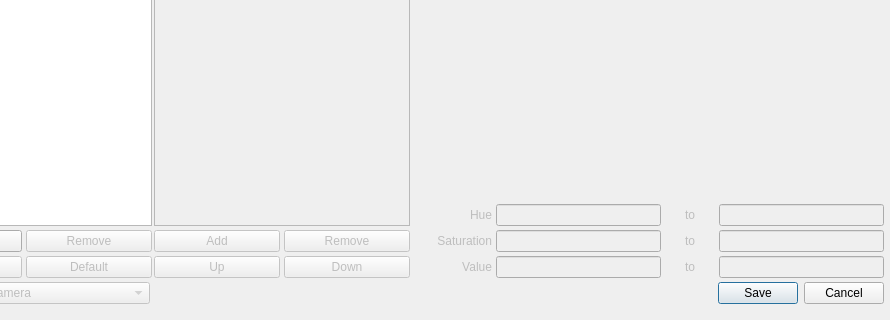
First picture: the form in ui/vision_dialog.ui, repository kipr/computer, before the edit; both pictures show x 110 to 1000 and y 280 to 600 of the 1000 by 600 pixel window.
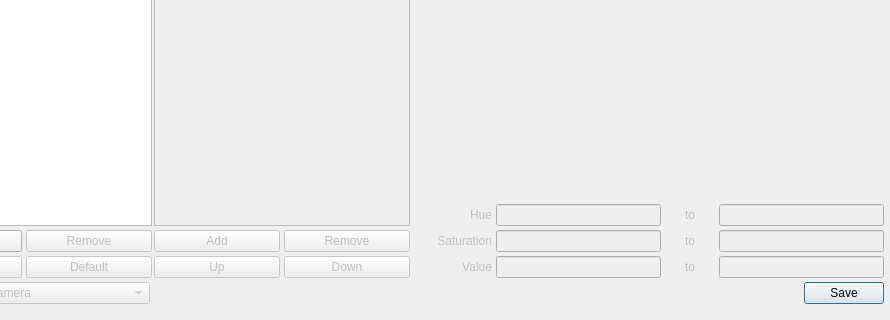
Second picture: the form after the edit. Icons and pictures are not drawn. Custom widgets are drawn as their Qt base class.

Diff of the .ui file:
```diff
--- a/ui/vision_dialog.ui
+++ b/ui/vision_dialog.ui
@@ -500,7 +500,7 @@
         <enum>Qt::Horizontal</enum>
        </property>
        <property name="standardButtons">
-        <set>QDialogButtonBox::Cancel|QDialogButtonBox::Save</set>
+        <set>QDialogButtonBox::Save</set>
        </property>
       </widget>
      </item>
```
